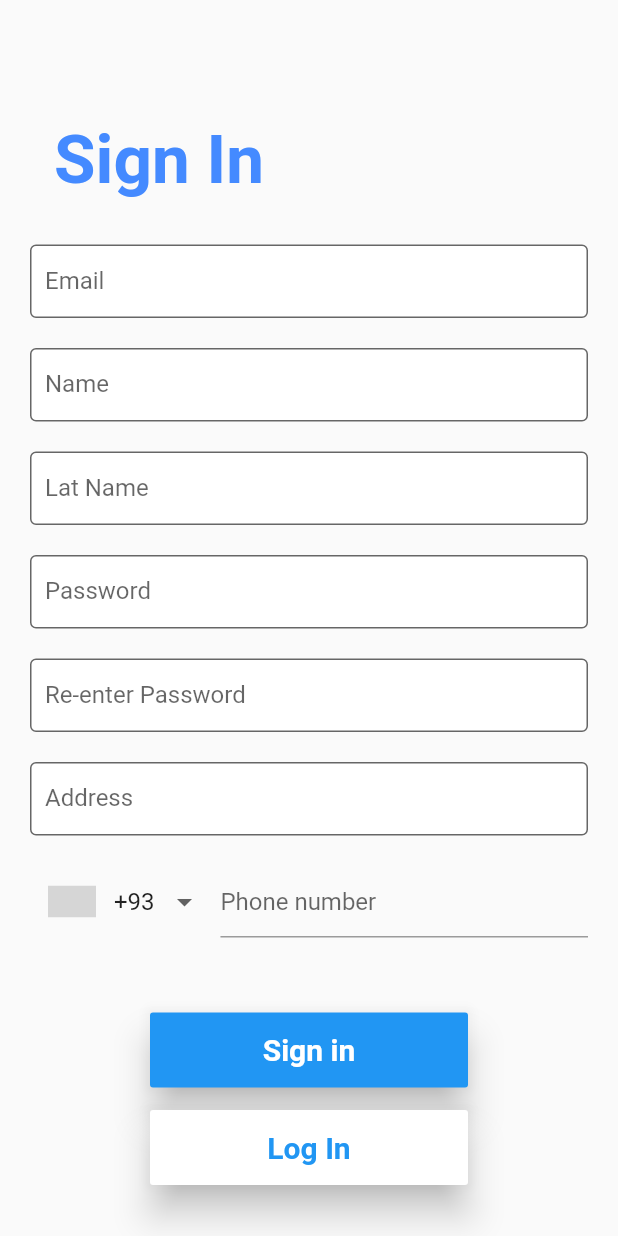
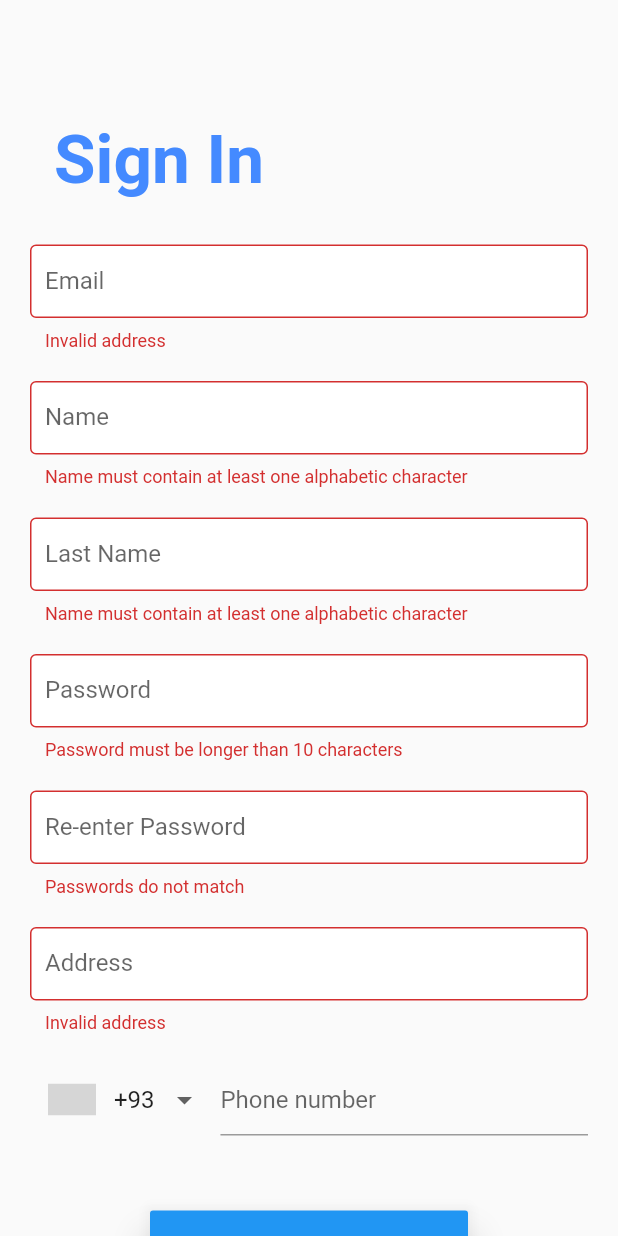
Before and after one commit to erminhadzic4/NRS2023-Projekat, a Flutter app: the screen it shows after launch, after a tap on "Sign in", on a phone screen of 412 x 824 dp. Run offline on Flutter 3.47's test engine with Material 2 defaults, Android fonts, the phone set to English and light mode, and no system bars; drawn by our look-alikes of intl_phone_number_input; grey boxes are pictures that could not be loaded.

```diff
--- a/lib/screens/register.dart
+++ b/lib/screens/register.dart
@@ -13,7 +13,6 @@ class _RegisterState extends State<Register> {
   final _formkey = GlobalKey<FormState>();
 
   String? _pendingPassword;
-
 
   InputDecoration registerInputDecoration(String labelText, String hintText) {
     return InputDecoration(
@@ -49,7 +48,7 @@ class _RegisterState extends State<Register> {
               Padding(
                 padding: const EdgeInsets.symmetric(vertical: 30),
                 child: Form(
-                  key:_formkey,
+                  key: _formkey,
                   child: Column(
                     children: [
                       Padding(
@@ -63,7 +62,9 @@ class _RegisterState extends State<Register> {
                           },
                           autovalidateMode: AutovalidateMode.onUserInteraction,
                           validator: (value) {
-                            if(value == null || value.isEmpty || !value.contains("@")) {
+                            if (value == null ||
+                                value.isEmpty ||
+                                !value.contains("@")) {
                               return 'Invalid address';
                             }
                             return null;
@@ -81,15 +82,16 @@ class _RegisterState extends State<Register> {
                           keyboardType: TextInputType.name,
                           decoration:
                               registerInputDecoration("Name", "Enter Name"),
-
                           onFieldSubmitted: (String value) {
-                              FocusScope.of(context)
-                                  .requestFocus(_focusInput[1]);
+                            FocusScope.of(context).requestFocus(_focusInput[1]);
                           },
                           autovalidateMode: AutovalidateMode.onUserInteraction,
                           validator: (value) {
-                            if(value == null || value.isEmpty || value.contains(RegExp(r'[0-9]'))) {
-                              return 'Name cannot contain numeric characters';
+                            if (value == null || value.isEmpty) {
+                              return 'Name must contain at least one alphabetic character';
+                            } else if (value.contains(
+                                RegExp('[^a-zćčđšž]', caseSensitive: false))) {
+                              return 'Name cannot contain non-alphabetic characters';
                             }
                             return null;
                           },
@@ -105,15 +107,18 @@ class _RegisterState extends State<Register> {
                           textCapitalization: TextCapitalization.words,
                           keyboardType: TextInputType.name,
                           decoration: registerInputDecoration(
-                              "Lat Name", "Enter Last Name"),
+                              "Last Name", "Enter Last Name"),
                           onChanged: (String value) {},
                           onFieldSubmitted: (String value) {
                             FocusScope.of(context).requestFocus(_focusInput[2]);
                           },
                           autovalidateMode: AutovalidateMode.onUserInteraction,
                           validator: (value) {
-                            if(value == null || value.isEmpty || value.contains(RegExp(r'[0-9]'))) {
-                              return 'Name cannot contain numeric characters';
+                            if (value == null || value.isEmpty) {
+                              return 'Name must contain at least one alphabetic character';
+                            } else if (value.contains(
+                                RegExp('[^a-zćčđšž]', caseSensitive: false))) {
+                              return 'Name cannot contain non-alphabetic characters';
                             }
                             return null;
                           },
@@ -140,7 +145,9 @@ class _RegisterState extends State<Register> {
                           },
                           autovalidateMode: AutovalidateMode.onUserInteraction,
                           validator: (value) {
-                            if(value == null || value.isEmpty || value.length<10) {
+                            if (value == null ||
+                                value.isEmpty ||
+                                value.length < 10) {
                               return 'Password must be longer than 10 characters';
                             }
                             return null;
@@ -164,7 +171,9 @@ class _RegisterState extends State<Register> {
                           },
                           autovalidateMode: AutovalidateMode.onUserInteraction,
                           validator: (value) {
-                            if(value == null || value.isEmpty || value!=_pendingPassword) {
+                            if (value == null ||
+                                value.isEmpty ||
+                                value != _pendingPassword) {
                               return 'Passwords do not match';
                             }
                             return null;
@@ -185,6 +194,13 @@ class _RegisterState extends State<Register> {
                           onFieldSubmitted: (String value) {
                             FocusScope.of(context).requestFocus(_focusInput[5]);
                           },
+                          autovalidateMode: AutovalidateMode.onUserInteraction,
+                          validator: (value) {
+                            if (value == null || value.isEmpty) {
+                              return 'Invalid address';
+                            }
+                            return null;
+                          },
                         ),
                       ),
                       const SizedBox(
@@ -195,6 +211,12 @@ class _RegisterState extends State<Register> {
                           child: InternationalPhoneNumberInput(
                             focusNode: _focusInput[5],
                             onInputChanged: (PhoneNumber value) {},
+                            validator: (value) {
+                              if (value == null || value.isEmpty) {
+                                return 'Invalid phone number';
+                              }
+                              return null;
+                            },
                           )),
                       const SizedBox(
                         height: 50,
@@ -205,7 +227,9 @@ class _RegisterState extends State<Register> {
                           elevation: 10,
                           height: 50,
                           minWidth: double.infinity,
-                          onPressed: () {},
+                          onPressed: () {
+                            if (_formkey.currentState!.validate()) {}
+                          },
                           color: Colors.blue,
                           child: const Text("Sign in",
                               style: TextStyle(
```
Lines whose indentation alone changed are shown as unchanged.
